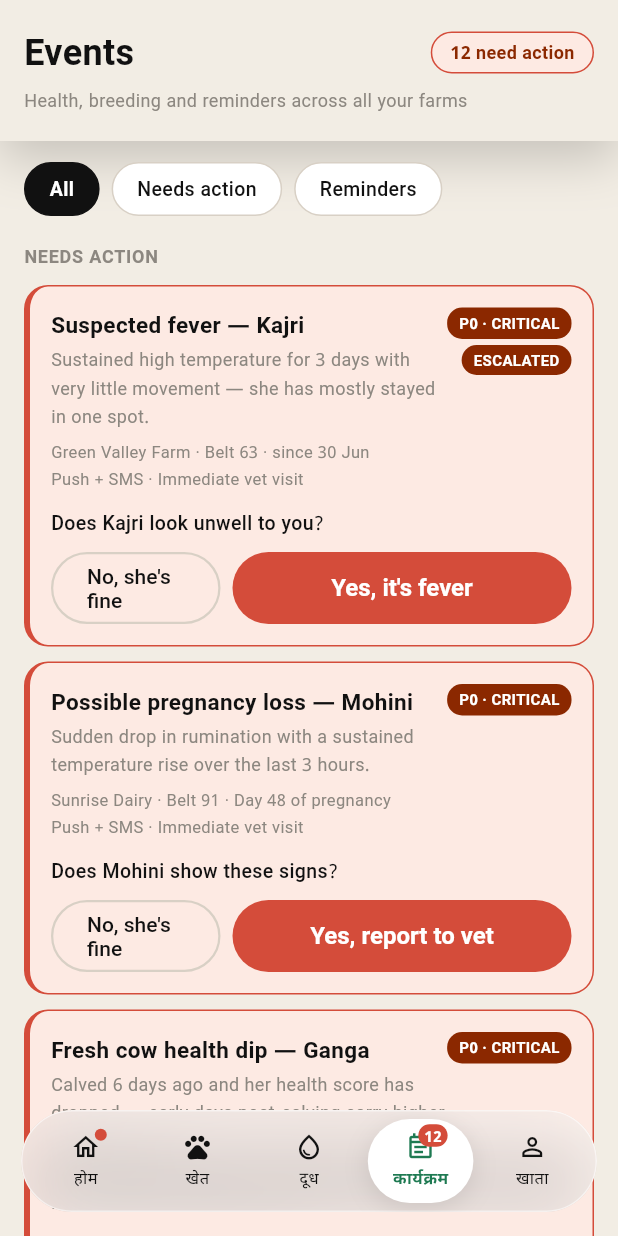
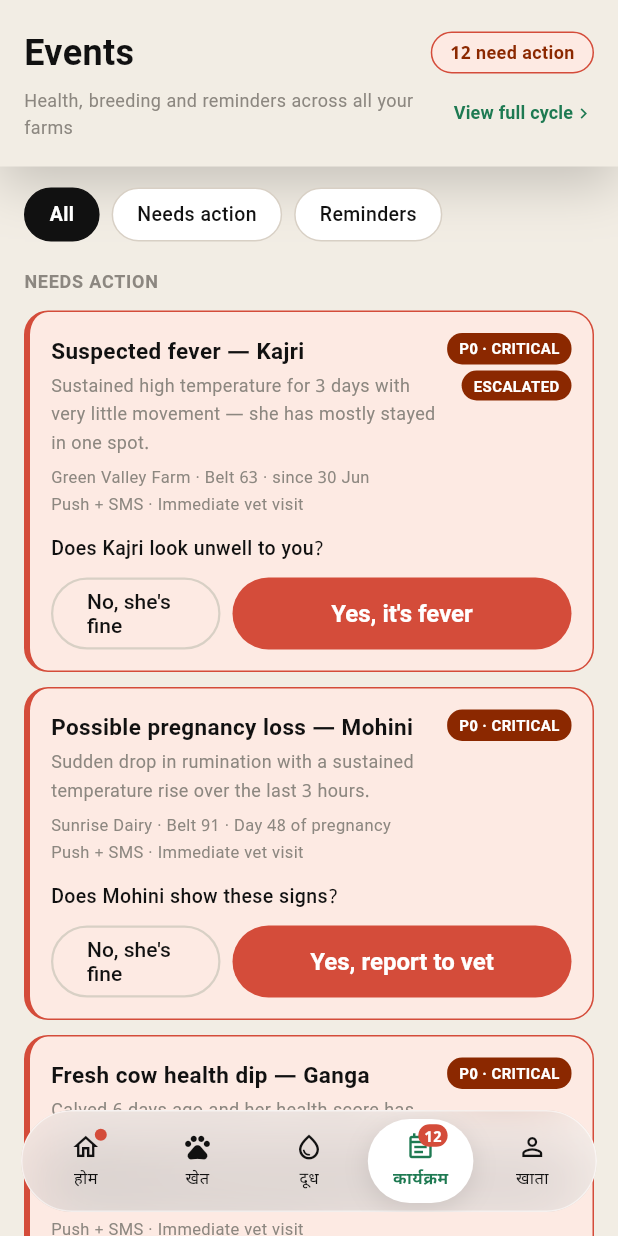
Before and after one commit to vaseey21/Vanix, a Flutter app: the EventsScreen screen opened directly with empty values, on a phone screen of 412 x 824 dp. Run offline on Flutter 3.47's test engine with Material 3 defaults, Android fonts, the phone set to English and light mode, and no system bars.

Commit message:
auto: save changes

```diff
--- a/flutter_app/lib/screens/events_screen.dart
+++ b/flutter_app/lib/screens/events_screen.dart
@@ -151,7 +151,23 @@ class _EventsScreenState extends State<EventsScreen> {
                         ],
                       ),
                       const SizedBox(height: 6),
-                      const Text('Health, breeding and reminders across all your farms', style: TextStyle(fontSize: 12, color: VanixColors.textHint)),
+                      Row(
+                        mainAxisAlignment: MainAxisAlignment.spaceBetween,
+                        children: [
+                          const Expanded(child: Text('Health, breeding and reminders across all your farms', style: TextStyle(fontSize: 12, color: VanixColors.textHint))),
+                          TextButton(
+                            style: TextButton.styleFrom(padding: EdgeInsets.zero, minimumSize: Size.zero, tapTargetSize: MaterialTapTargetSize.shrinkWrap),
+                            onPressed: () => _showFullCycleSheet(context),
+                            child: Row(
+                              mainAxisSize: MainAxisSize.min,
+                              children: [
+                                Text('View full cycle', style: TextStyle(fontSize: 12, fontWeight: FontWeight.w600, color: isDark ? VanixColors.greenDeep : VanixColors.greenInk)),
+                                Icon(Icons.chevron_right, size: 14, color: isDark ? VanixColors.greenDeep : VanixColors.greenInk),
+                              ],
+                            ),
+                          ),
+                        ],
+                      ),
                     ],
                   ),
                 ),
```
